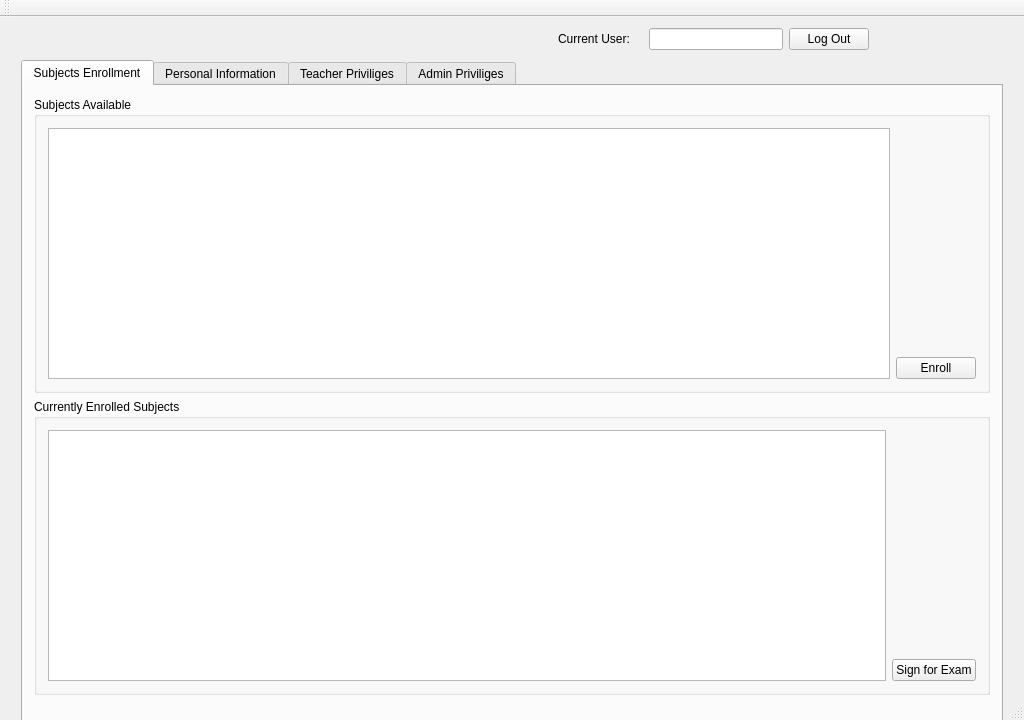
Qt form AIS_Login/AIS_MainWindow.ui (Holikma/Application_AIS) before a commit.
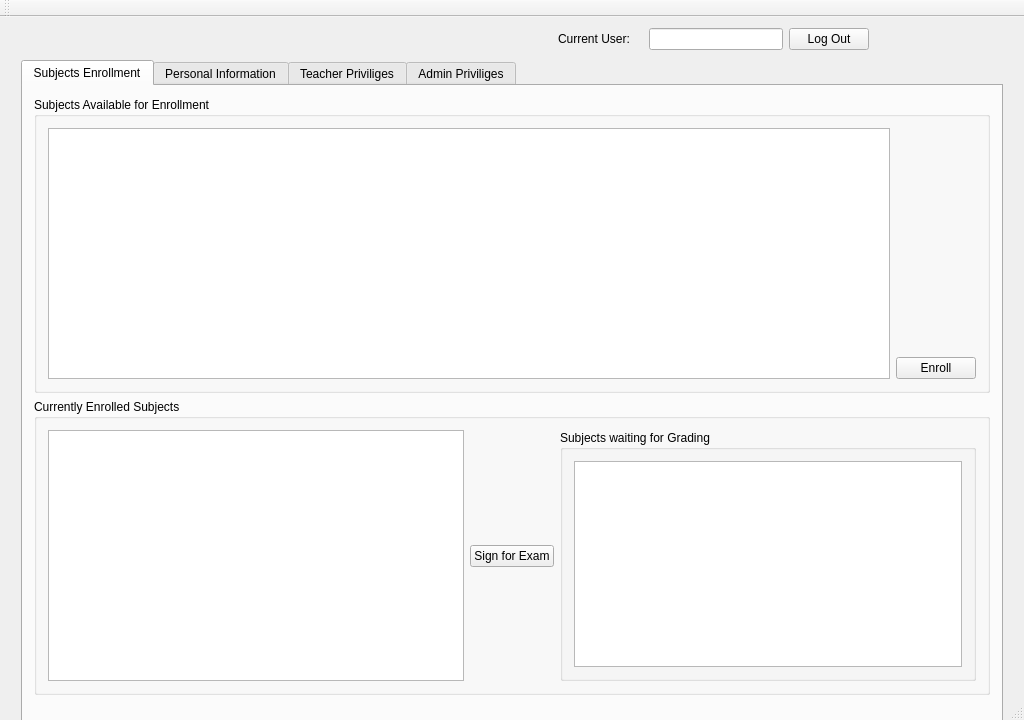
The same form after that commit. The open tabs and pages were chosen to show the change.

Diff of the .ui file:
```diff
--- a/AIS_Login/AIS_MainWindow.ui
+++ b/AIS_Login/AIS_MainWindow.ui
@@ -208,15 +208,40 @@
                  </property>
                 </widget>
                </item>
+               <item>
+                <spacer name="verticalSpacer_9">
+                 <property name="orientation">
+                  <enum>Qt::Vertical</enum>
+                 </property>
+                 <property name="sizeHint" stdset="0">
+                  <size>
+                   <width>20</width>
+                   <height>40</height>
+                  </size>
+                 </property>
+                </spacer>
+               </item>
               </layout>
              </item>
+             <item>
+              <widget class="QGroupBox" name="groupBox_10">
+               <property name="title">
+                <string>Subjects waiting for Grading</string>
+               </property>
+               <layout class="QFormLayout" name="formLayout_6">
+                <item row="0" column="0" colspan="2">
+                 <widget class="QTableWidget" name="List_Subjects_for_Grading"/>
+                </item>
+               </layout>
+              </widget>
+             </item>
             </layout>
            </widget>
           </item>
           <item row="0" column="0">
            <widget class="QGroupBox" name="groupBox_2">
             <property name="title">
-             <string>Subjects Available</string>
+             <string>Subjects Available for Enrollment</string>
             </property>
             <layout class="QHBoxLayout" name="horizontalLayout_2">
              <item>
```
Left out of the diff: 8 changed lines with no effect on the pictures.
